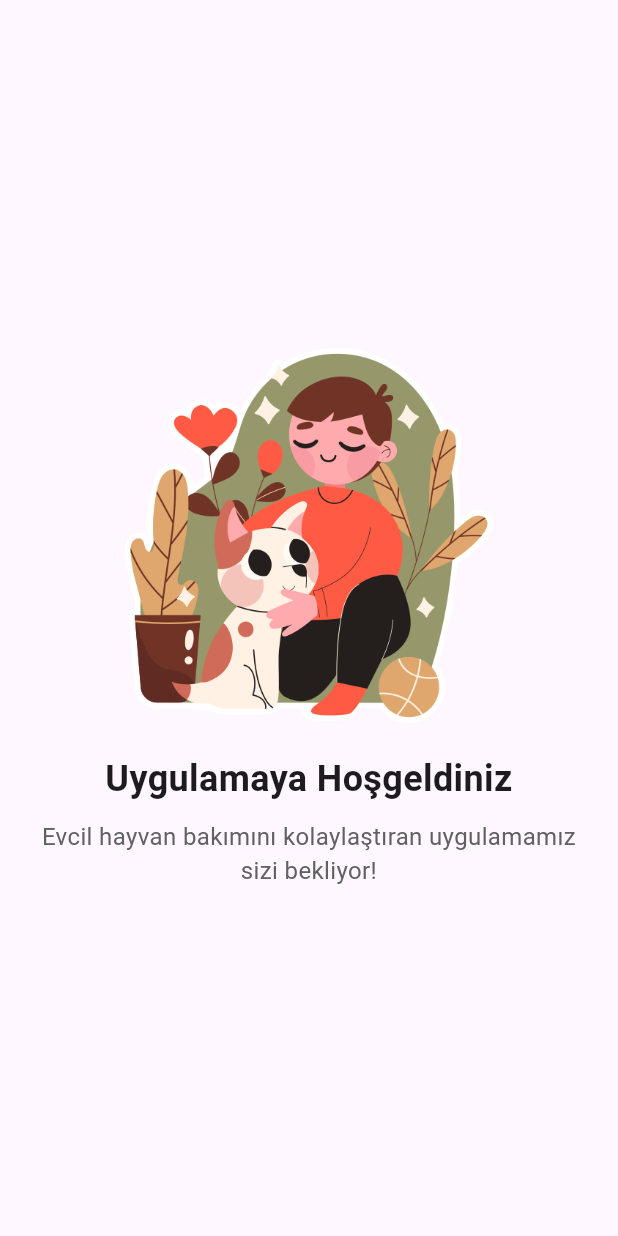
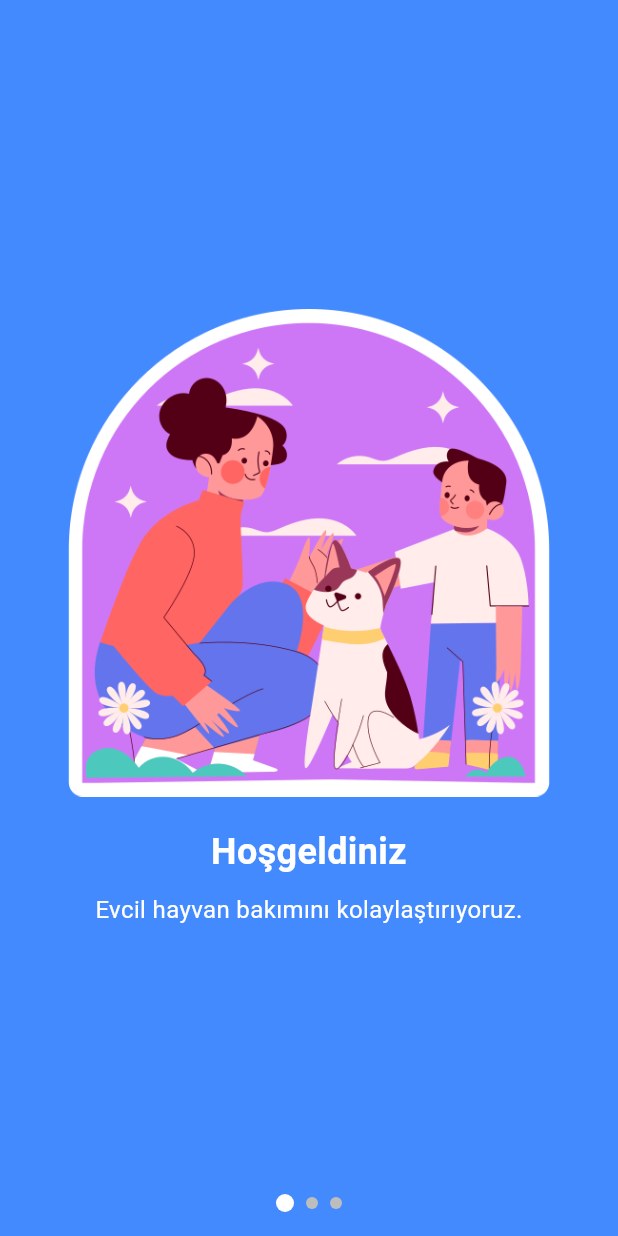
Before and after one commit to ErenTzz/pet_tracking_app, a Flutter app: the screen it shows after launch, on a phone screen of 412 x 824 dp. Run offline on Flutter 3.47's test engine with Material 3 defaults, Android fonts, the light colour scheme and no system bars.

Commit message:
onboardingPage update V0.02

```diff
--- a/lib/main.dart
+++ b/lib/main.dart
@@ -2,20 +2,36 @@ import 'package:flutter/material.dart';
 import 'screens/onboarding_screen.dart';
 
 void main() {
-  runApp(const MainApp());
+  runApp(MyApp());
 }
 
-class MainApp extends StatelessWidget {
-  const MainApp({super.key});
+class MyApp extends StatelessWidget {
+  const MyApp({super.key});
 
   @override
   Widget build(BuildContext context) {
     return MaterialApp(
-      title: 'Pet Tracking App',
+      title: 'Evcil Hayvan Takip Uygulaması',
       theme: ThemeData(
         primarySwatch: Colors.blue,
       ),
-      home: OnboardingScreen(),
+      initialRoute: '/',
+      routes: {
+        '/': (context) => OnboardingScreen(),
+        '/home': (context) => HomeScreen(), // Ana ekranınız buraya gelecek
+      },
     );
   }
 }
+
+class HomeScreen extends StatelessWidget {
+  const HomeScreen({super.key});
+
+  @override
+  Widget build(BuildContext context) {
+    return Scaffold(
+      appBar: AppBar(title: Text('Ana Sayfa')),
+      body: Center(child: Text('Evcil Hayvan Takip Uygulamasına Hoşgeldiniz!')),
+    );
+  }
+}
--- a/lib/screens/onboarding_screen.dart
+++ b/lib/screens/onboarding_screen.dart
@@ -1,39 +1,95 @@
 import 'package:flutter/material.dart';
 
-class OnboardingScreen extends StatelessWidget {
+class OnboardingScreen extends StatefulWidget {
+  const OnboardingScreen({super.key});
+
+  @override
+  // ignore: library_private_types_in_public_api
+  _OnboardingScreenState createState() => _OnboardingScreenState();
+}
+
+class _OnboardingScreenState extends State<OnboardingScreen> {
   final PageController _pageController = PageController();
+  int _currentIndex = 0;
 
-  OnboardingScreen({super.key});
+  // Her sayfa için arka plan ve tema renkleri
+  final List<Color> backgroundColors = [
+    Colors.blueAccent,
+    Colors.greenAccent,
+    Colors.deepPurpleAccent,
+  ];
+
+  final List<Color> textColors = [
+    Colors.white,
+    Colors.black,
+    Colors.yellow,
+  ];
 
   @override
   Widget build(BuildContext context) {
     return Scaffold(
-      body: PageView(
+      body: AnimatedContainer(
+        duration: Duration(milliseconds: 500),
+        color: backgroundColors[_currentIndex], // Arka plan rengi
+        child: Stack(
+          children: [
+            PageView(
               controller: _pageController,
+              onPageChanged: (index) {
+                setState(() {
+                  _currentIndex = index;
+                });
+              },
               children: [
                 OnboardingPage(
-            image: 'assets/images/welcome.png',
-            title: 'Uygulamaya Hoşgeldiniz',
-            description:
-                'Evcil hayvan bakımını kolaylaştıran uygulamamız sizi bekliyor!',
+                  image: 'assets/images/features1.png',
+                  title: 'Hoşgeldiniz',
+                  description: 'Evcil hayvan bakımını kolaylaştırıyoruz.',
+                  textColor: textColors[0],
                 ),
                 OnboardingPage(
-            image: 'assets/images/features1.png',
-            title: 'Özellikler',
-            description:
-                'Beslenme takibi, sağlık durumu kaydı ve hatırlatıcılar.',
+                  image: 'assets/images/welcome.png',
+                  title: 'Harika Özellikler',
+                  description: 'Beslenme takibi, sağlık durumu kaydı.',
+                  textColor: textColors[1],
                 ),
                 OnboardingPage(
                   image: 'assets/images/features2.png',
                   title: 'Ve Daha Fazlası',
-            description:
-                'Evcil hayvanlarınız için harika bir takip deneyimi sunuyoruz!',
+                  description: 'Evcil hayvanlarınız için en iyisi!',
+                  textColor: textColors[0],
                   isLastPage: true,
                   onButtonPressed: () {
                     Navigator.pushReplacementNamed(context, '/home');
                   },
                 ),
               ],
+            ),
+            // Baloncuk göstergesi
+            Positioned(
+              bottom: 16,
+              left: 0,
+              right: 0,
+              child: Row(
+                mainAxisAlignment: MainAxisAlignment.center,
+                children: List.generate(backgroundColors.length, (index) {
+                  return AnimatedContainer(
+                    duration: Duration(milliseconds: 300),
+                    margin: EdgeInsets.symmetric(horizontal: 4),
+                    width: _currentIndex == index ? 12 : 8,
+                    height: _currentIndex == index ? 12 : 8,
+                    decoration: BoxDecoration(
+                      color: _currentIndex == index
+                          ? Colors.white
+                          : Colors.grey.shade400,
+                      shape: BoxShape.circle,
+                    ),
+                  );
+                }),
+              ),
+            ),
+          ],
+        ),
       ),
     );
   }
@@ -43,6 +99,7 @@ class OnboardingPage extends StatelessWidget {
   final String image;
   final String title;
   final String description;
+  final Color textColor;
   final bool isLastPage;
   final VoidCallback? onButtonPressed;
 
@@ -51,6 +108,7 @@ class OnboardingPage extends StatelessWidget {
     required this.image,
     required this.title,
     required this.description,
+    required this.textColor,
     this.isLastPage = false,
     this.onButtonPressed,
   });
@@ -62,17 +120,24 @@ class OnboardingPage extends StatelessWidget {
       child: Column(
         mainAxisAlignment: MainAxisAlignment.center,
         children: [
-          Image.asset(image, height: 250),
+          Image.asset(image, height: 325),
           SizedBox(height: 20),
           Text(
             title,
-            style: TextStyle(fontSize: 24, fontWeight: FontWeight.bold),
+            style: TextStyle(
+              fontSize: 24,
+              fontWeight: FontWeight.bold,
+              color: textColor, // Dinamik text rengi
+            ),
             textAlign: TextAlign.center,
           ),
           SizedBox(height: 10),
           Text(
             description,
-            style: TextStyle(fontSize: 16, color: Colors.grey[700]),
+            style: TextStyle(
+              fontSize: 16,
+              color: textColor, // Dinamik text rengi
+            ),
             textAlign: TextAlign.center,
           ),
           if (isLastPage) ...[
--- a/pubspec.yaml
+++ b/pubspec.yaml
@@ -9,6 +9,8 @@ environment:
 dependencies:
   flutter:
     sdk: flutter
+
+  smooth_page_indicator: ^1.2.0+3
 
 provider: ^6.1.2
 
```
Also changed, not shown: pubspec.lock. Lines whose indentation alone changed are shown as unchanged.
